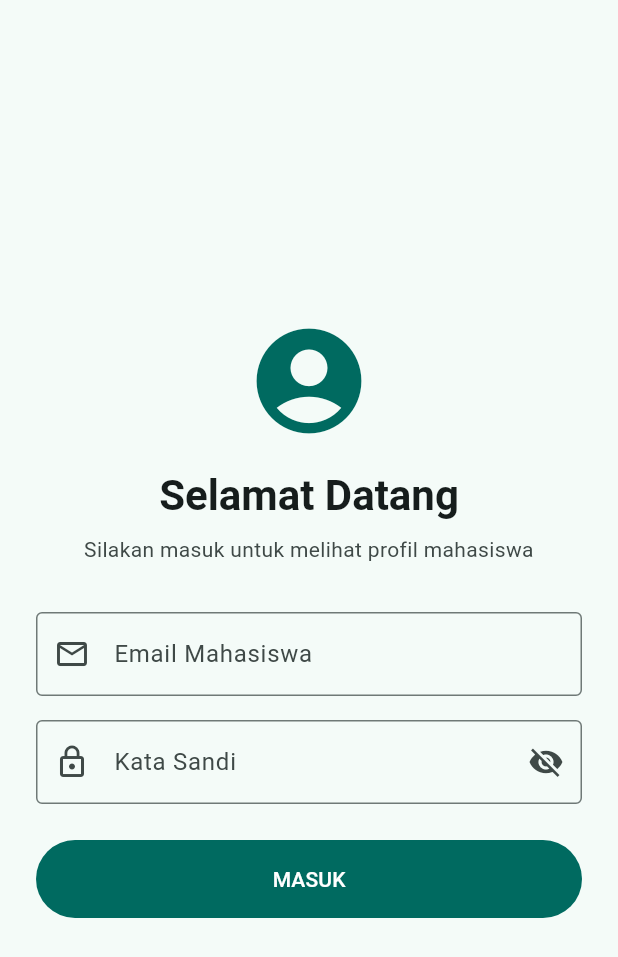
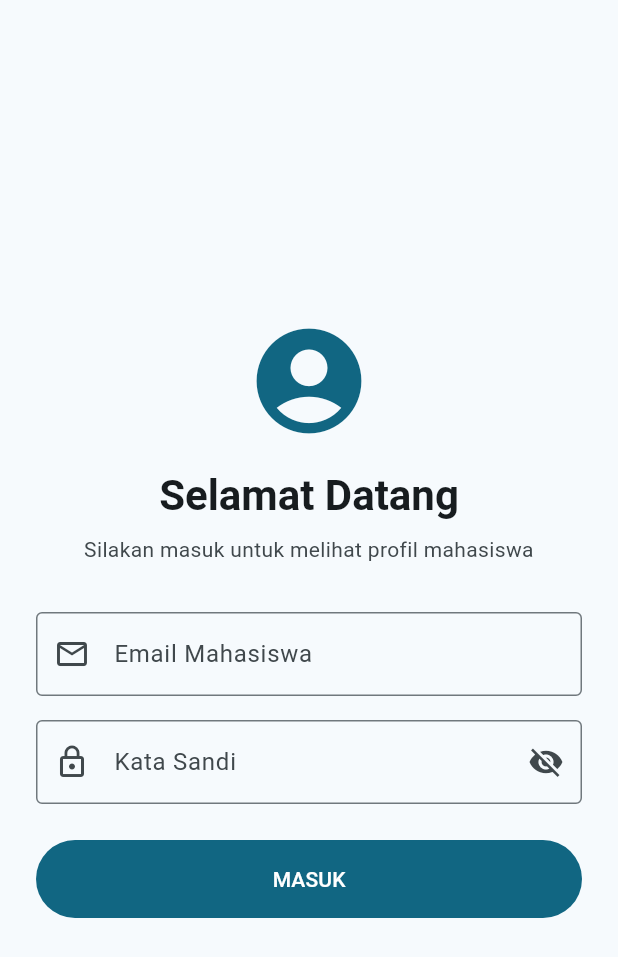
Before and after one commit to fikobaihaqqi/uts-pml-112460223, a Flutter app: the screen it shows after launch, on a phone screen of 412 x 824 dp. Shown: the top 957 px of the screen. Run offline on Flutter 3.47's test engine with Material 3 defaults, Android fonts, the phone set to English and light mode, and no system bars.

Commit message:
"penyesuaian warna"

```diff
--- a/soal2_profile_app/lib/main.dart
+++ b/soal2_profile_app/lib/main.dart
@@ -31,17 +31,18 @@ class _MyAppState extends State<MyApp> {
       title: 'Profil Fiko',
       debugShowCheckedModeBanner: false,
       themeMode: _themeMode,
+      // File: soal2_profile_app/lib/main.dart (di dalam build MyApp)
       theme: ThemeData(
         useMaterial3: true,
         colorScheme: ColorScheme.fromSeed(
-          seedColor: Colors.teal,
+          seedColor: Colors.blueGrey,
           brightness: Brightness.light,
         ),
       ),
       darkTheme: ThemeData(
         useMaterial3: true,
         colorScheme: ColorScheme.fromSeed(
-          seedColor: Colors.teal,
+          seedColor: Colors.blueGrey,
           brightness: Brightness.dark,
         ),
       ),
--- a/soal2_profile_app/lib/screens/login_page.dart
+++ b/soal2_profile_app/lib/screens/login_page.dart
@@ -129,11 +129,17 @@ class _LoginPageState extends State<LoginPage> {
                   ),
                   const SizedBox(height: 24),
                   FilledButton(
-                    onPressed: () {},
+                    onPressed: _isLoading ? null : _handleLogin,
                     style: FilledButton.styleFrom(
                       padding: const EdgeInsets.symmetric(vertical: 16),
                     ),
-                    child: const Text('MASUK'),
+                    child: _isLoading
+                        ? const SizedBox(
+                            height: 20,
+                            width: 20,
+                            child: CircularProgressIndicator(strokeWidth: 2),
+                          )
+                        : const Text('MASUK'),
                   ),
                 ],
               ),
```
Also changed, not shown: soal2_profile_app/lib/screens/profile_page.dart (+15 -15 lines).
